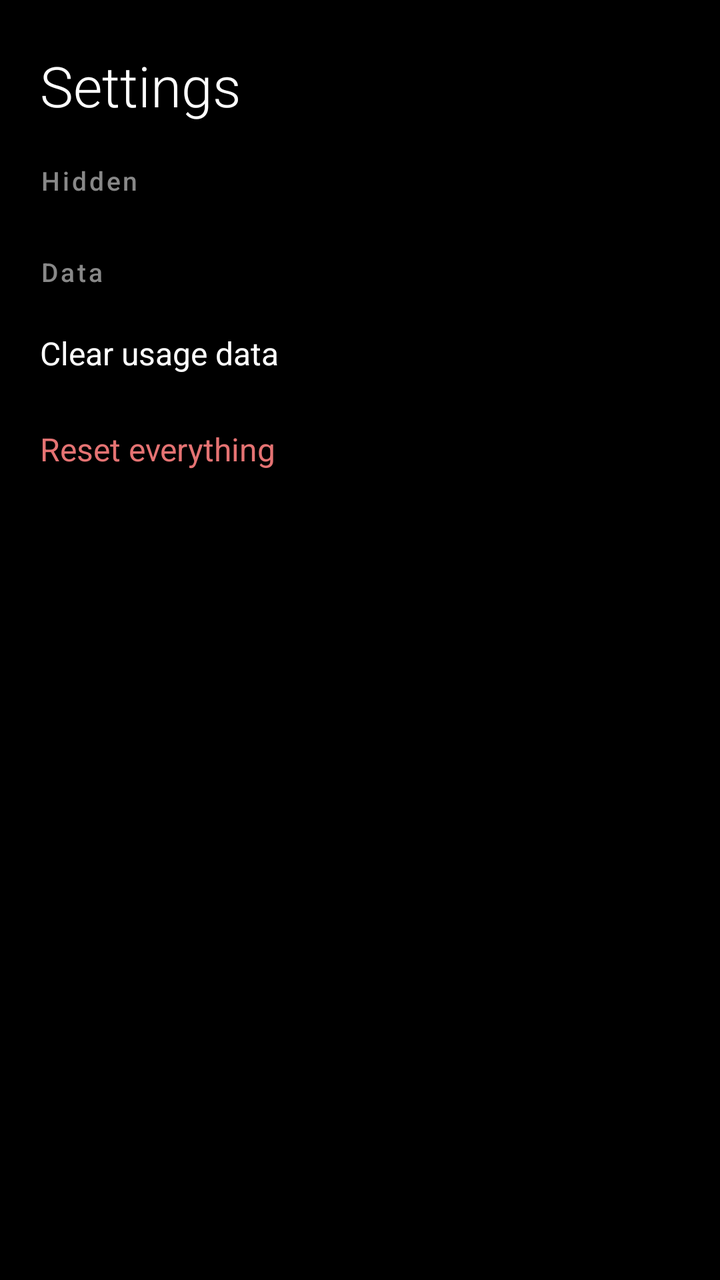
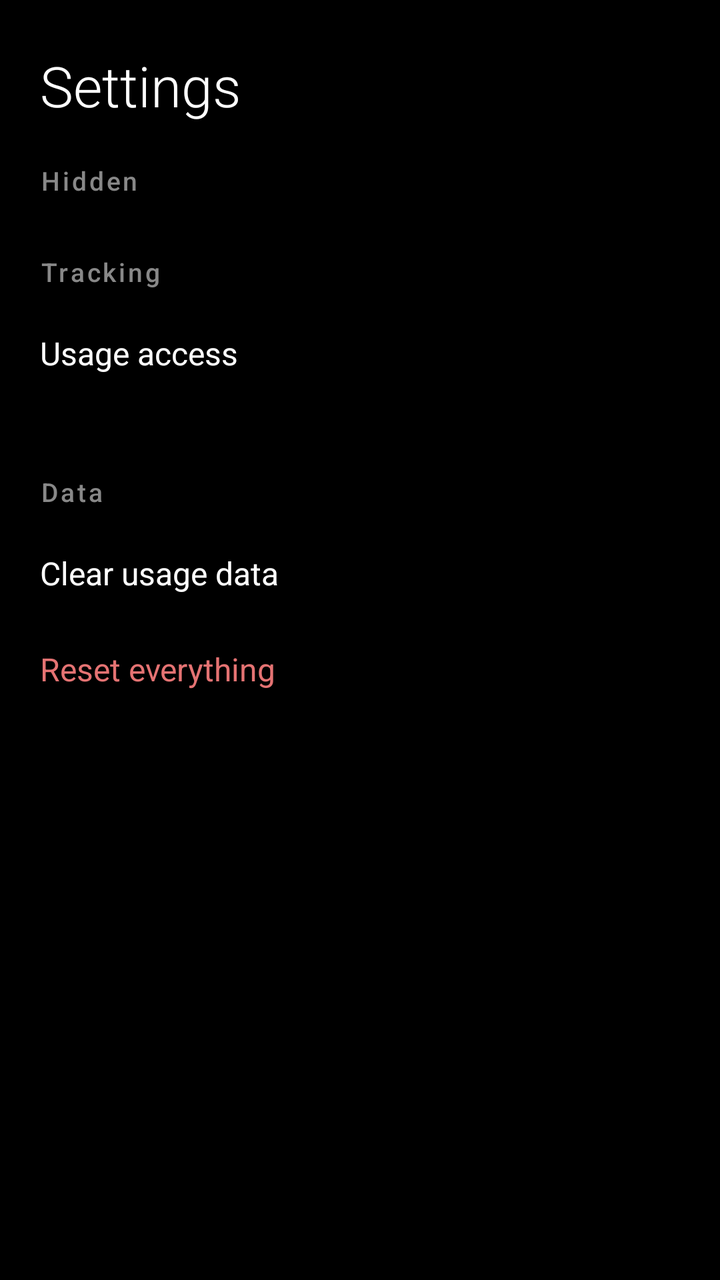

Before-and-after screenshots of an Android layout around one commit, followed by the original layout XML and the change that was made.
<!-- AndroidManifest.xml: application theme Theme.AppCompat.NoActionBar -->
<!-- res/layout/activity_settings.xml -->
<?xml version="1.0" encoding="utf-8"?>
<ScrollView
    xmlns:android="http://schemas.android.com/apk/res/android"
    android:layout_width="match_parent"
    android:layout_height="match_parent"
    android:background="@android:color/black"
    android:fillViewport="true">

    <LinearLayout
        android:layout_width="match_parent"
        android:layout_height="wrap_content"
        android:orientation="vertical"
        android:paddingStart="20dp"
        android:paddingEnd="20dp"
        android:paddingTop="24dp"
        android:paddingBottom="32dp">

        <TextView
            android:layout_width="wrap_content"
            android:layout_height="wrap_content"
            android:text="Settings"
            android:textSize="28sp"
            android:textColor="#FFFFFF"
            android:fontFamily="sans-serif-light"
            android:paddingBottom="20dp" />

        <TextView
            android:layout_width="match_parent"
            android:layout_height="wrap_content"
            android:text="Hidden"
            android:textSize="13sp"
            android:textColor="#888888"
            android:fontFamily="sans-serif-medium"
            android:letterSpacing="0.1"
            android:paddingBottom="8dp" />

        <LinearLayout
            android:id="@+id/section_hidden"
            android:layout_width="match_parent"
            android:layout_height="wrap_content"
            android:orientation="vertical"
            android:paddingBottom="20dp" />

        <TextView
            android:layout_width="match_parent"
            android:layout_height="wrap_content"
            android:text="Data"
            android:textSize="13sp"
            android:textColor="#888888"
            android:fontFamily="sans-serif-medium"
            android:letterSpacing="0.1"
            android:paddingBottom="8dp" />

        <TextView
            android:id="@+id/btn_clear_usage"
            android:layout_width="match_parent"
            android:layout_height="48dp"
            android:gravity="center_vertical"
            android:text="Clear usage data"
            android:textSize="16sp"
            android:textColor="#FFFFFF"
            android:background="?attr/selectableItemBackground" />

        <TextView
            android:id="@+id/btn_reset_all"
            android:layout_width="match_parent"
            android:layout_height="48dp"
            android:gravity="center_vertical"
            android:text="Reset everything"
            android:textSize="16sp"
            android:textColor="#E57373"
            android:background="?attr/selectableItemBackground" />

    </LinearLayout>
</ScrollView>
<!-- resources referenced by this layout -->
<resources>

</resources>

<!-- the commit's change to res/layout/activity_settings.xml (unified diff, before → after) -->
@@ -44,6 +44,35 @@
         <TextView
             android:layout_width="match_parent"
             android:layout_height="wrap_content"
+            android:text="Tracking"
+            android:textSize="13sp"
+            android:textColor="#888888"
+            android:fontFamily="sans-serif-medium"
+            android:letterSpacing="0.1"
+            android:paddingBottom="8dp" />
+
+        <TextView
+            android:id="@+id/btn_usage_access"
+            android:layout_width="match_parent"
+            android:layout_height="wrap_content"
+            android:minHeight="48dp"
+            android:gravity="center_vertical"
+            android:text="Usage access"
+            android:textSize="16sp"
+            android:textColor="#FFFFFF"
+            android:background="?attr/selectableItemBackground" />
+
+        <TextView
+            android:id="@+id/usage_access_status"
+            android:layout_width="match_parent"
+            android:layout_height="wrap_content"
+            android:textSize="12sp"
+            android:textColor="#888888"
+            android:paddingBottom="20dp" />
+
+        <TextView
+            android:layout_width="match_parent"
+            android:layout_height="wrap_content"
             android:text="Data"
             android:textSize="13sp"
             android:textColor="#888888"
